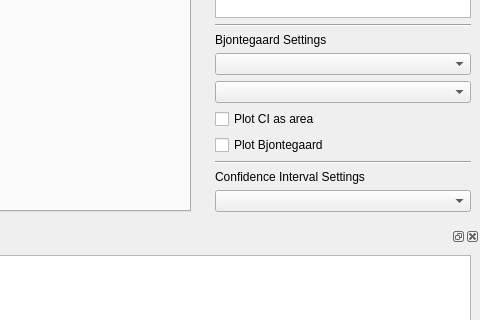
Qt form src/rdplot/ui/mainWindow.ui (IENT/RDPlot) before a commit; both pictures show x 773 to 1253 and y 326 to 646 of the 1253 by 782 pixel window.
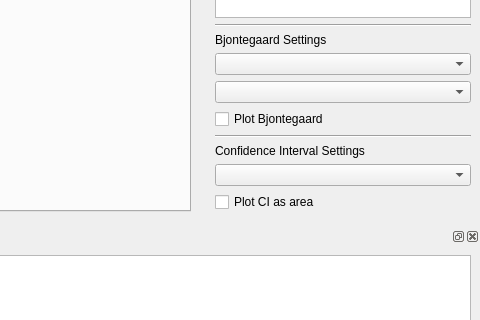
The same form after that commit. Custom widgets are drawn as their Qt base class.

```diff
--- a/src/rdplot/ui/mainWindow.ui
+++ b/src/rdplot/ui/mainWindow.ui
@@ -263,13 +263,6 @@
      <item>
       <widget class="QComboBox" name="combo_rate_psnr"/>
      </item>
-     <item>
-      <widget class="QCheckBox" name="checkBox_plot_ci">
-       <property name="text">
-        <string>Plot CI as area</string>
-       </property>
-      </widget>
-     </item>
      <item>
       <widget class="QCheckBox" name="checkBox_bdplot">
        <property name="text">
@@ -301,6 +294,13 @@
        </property>
       </widget>
      </item>
+     <item>
+      <widget class="QCheckBox" name="checkBox_plot_ci">
+       <property name="text">
+        <string>Plot CI as area</string>
+       </property>
+      </widget>
+     </item>
     </layout>
    </widget>
   </widget>
```
